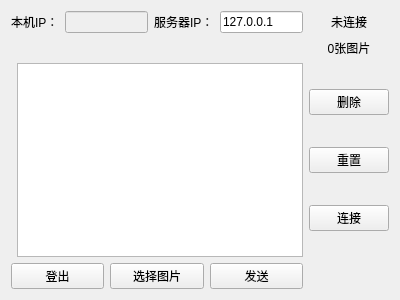
Forrest-Stone/Car, file send_client.ui: the form before one commit.
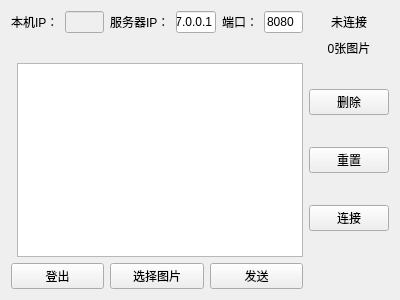
The form after the commit.

Commit message: 手动输入服务器地址

Patch:
```diff
--- a/send_client.ui
+++ b/send_client.ui
@@ -44,6 +44,20 @@
        </property>
       </widget>
      </item>
+     <item>
+      <widget class="QLabel" name="net_port_label">
+       <property name="text">
+        <string>端口：</string>
+       </property>
+      </widget>
+     </item>
+     <item>
+      <widget class="QLineEdit" name="net_port_lineEdit">
+       <property name="text">
+        <string>8080</string>
+       </property>
+      </widget>
+     </item>
     </layout>
    </item>
    <item row="2" column="1">
```
Left out of the diff: 58 changed lines with no effect on the pictures. The commit also changes 1 other file.
